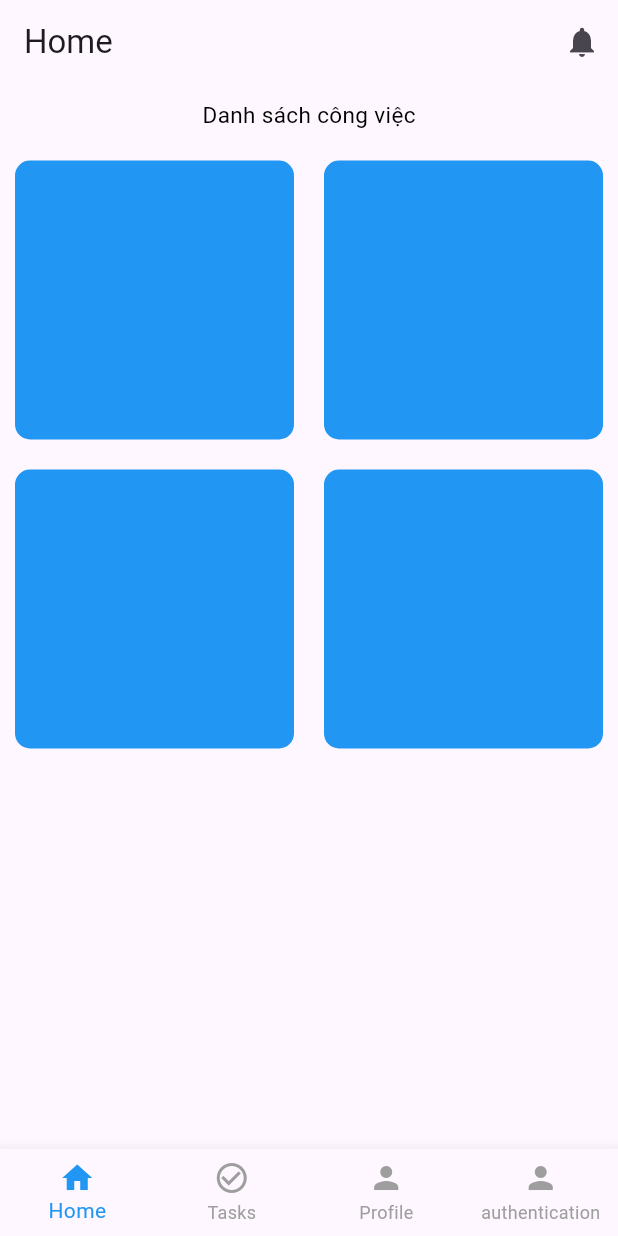
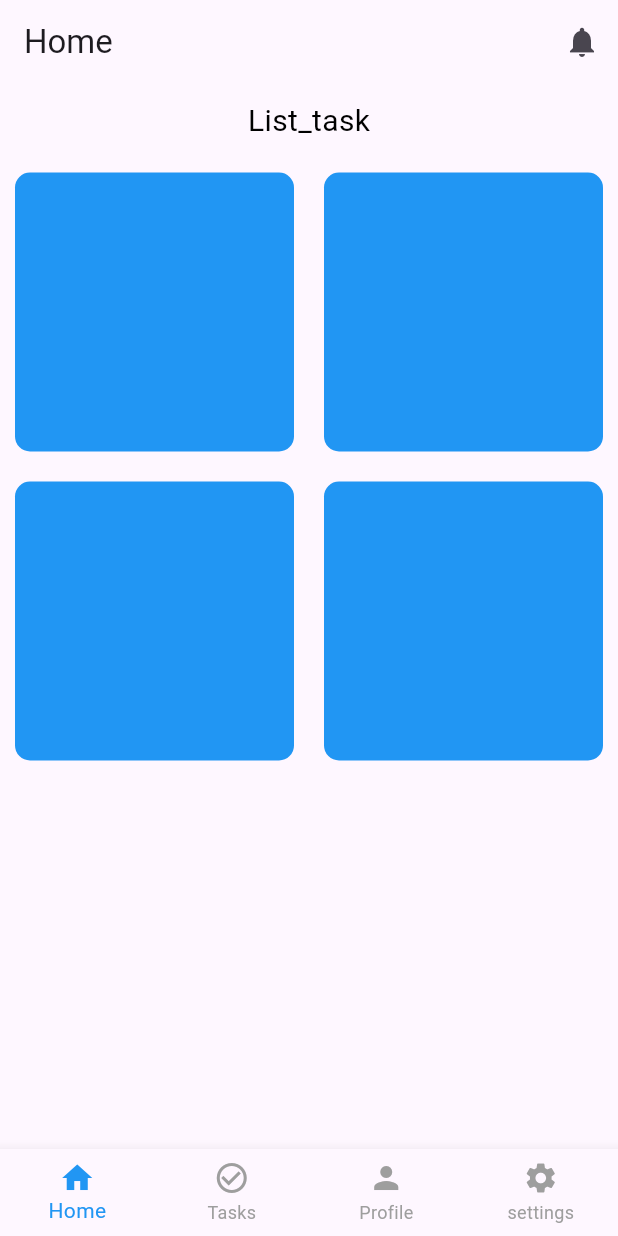
Before and after one commit to PhatHuuPham/task_manager, a Flutter app: the screen it shows after launch, on a phone screen of 412 x 824 dp. Run offline on Flutter 3.47's test engine with Material 3 defaults, Android fonts, the phone set to English and light mode, and no system bars; our stand-ins replace cloud_firestore, firebase_auth, firebase_core; accounts and stored records are empty; generated files the repository leaves out were written again.

Commit message:
thêm chức năng đa ngôn ngữ với hỗ trợ tiếng Anh và tiếng Việt, cập nhật giao diện và cấu hình localization

```diff
--- /dev/null
+++ b/l10n.yaml
@@ -0,0 +1,3 @@
+arb-dir: lib/l10n
+template-arb-file: app_en.arb
+output-localization-file: app_localizations.dart
--- a/lib/features/task_manager/presentation/srceen/home.dart
+++ b/lib/features/task_manager/presentation/srceen/home.dart
@@ -1,4 +1,6 @@
 import 'package:flutter/material.dart';
+import 'package:flutter_gen/gen_l10n/app_localizations.dart';
+// import 'package:flutter_localizations/flutter_localizations.dart';
 
 class HomePage extends StatelessWidget {
   const HomePage({super.key});
@@ -21,10 +23,10 @@ class HomePage extends StatelessWidget {
         children: [
           Container(
             padding: const EdgeInsets.all(10),
-            child: const Text(
-              "Danh sách công việc",
-              style: TextStyle(
-                  fontSize: 15,
+            child: Text(
+              AppLocalizations.of(context)!.list_task,
+              style: const TextStyle(
+                  fontSize: 20,
                   // fontWeight: FontWeight.bold,
                   color: Colors.black),
             ),
--- a/lib/features/task_manager/presentation/srceen/main_screen.dart
+++ b/lib/features/task_manager/presentation/srceen/main_screen.dart
@@ -40,8 +40,8 @@ class _MainScreenState extends State<MainScreen> {
         children: const [
           HomePage(),
           TaskPage(),
+          AuthenticationPage(),
           SettingPage(),
-          AuthenticationPage(),
         ],
       ),
       bottomNavigationBar: BottomNavigationBar(
@@ -71,8 +71,8 @@ class _MainScreenState extends State<MainScreen> {
             label: 'Profile',
           ),
           BottomNavigationBarItem(
-            icon: Icon(Icons.person),
-            label: 'authentication',
+            icon: Icon(Icons.settings),
+            label: 'settings',
           ),
         ],
       ),
--- /dev/null
+++ b/lib/l10n/app_en.arb
@@ -0,0 +1,12 @@
+{
+  "@@locale": "en",
+  "settings_title": "Settings",
+  "language_title": "Language",
+  "notification_title": "Notifications",
+  "logout_title": "Logout",
+  "home": "Home",
+  "list_task": "List_task",
+  "@list_task": {
+        "description": "Title for the task list section"
+    }
+}
--- /dev/null
+++ b/lib/l10n/app_vi.arb
@@ -0,0 +1,9 @@
+{
+  "@@locale": "vi",
+  "settings_title": "Cài đặt",
+  "language_title": "Ngôn ngữ",
+  "notification_title": "Thông báo",
+  "logout_title": "Đăng xuất",
+  "home": "Trang chính",
+  "list_task": "Danh sách công việc"
+}
--- a/lib/main.dart
+++ b/lib/main.dart
@@ -2,6 +2,8 @@ import 'package:flutter/material.dart';
 import 'package:task_manager/features/task_manager/presentation/srceen/main_screen.dart';
 import 'package:firebase_core/firebase_core.dart';
 import 'firebase_options.dart'; // Import the Firebase options
+import 'package:flutter_gen/gen_l10n/app_localizations.dart';
+import 'package:flutter_localizations/flutter_localizations.dart';
 
 void main() async {
   WidgetsFlutterBinding.ensureInitialized();
@@ -19,6 +21,16 @@ class MyApp extends StatelessWidget {
   @override
   Widget build(BuildContext context) {
     return const MaterialApp(
+      localizationsDelegates: const [
+        AppLocalizations.delegate,
+        GlobalMaterialLocalizations.delegate,
+        GlobalWidgetsLocalizations.delegate,
+        GlobalCupertinoLocalizations.delegate,
+      ],
+      supportedLocales: [
+        Locale('en'), // English
+        // Add other locales you want to support
+      ],
       debugShowCheckedModeBanner: false,
       home: MainScreen(),
     );
--- a/pubspec.yaml
+++ b/pubspec.yaml
@@ -39,9 +39,11 @@ dependencies:
   path: ^1.9.0
   firebase_core: ^3.8.1
   provider: ^6.1.2
-  intl: ^0.20.1
+  intl: any
   cloud_firestore: ^5.6.0
   firebase_auth: ^5.4.1
+  flutter_localizations:
+    sdk: flutter
 
 dev_dependencies:
   flutter_test:
@@ -58,7 +60,7 @@ dev_dependencies:
 
 # The following section is specific to Flutter packages.
 flutter:
-
+  generate: true
   # The following line ensures that the Material Icons font is
   # included with your application, so that you can use the icons in
   # the material Icons class.
```
Also changed, not shown: lib/features/task_manager/presentation/srceen/setting.dart (+30 -3 lines), lib/l10n/l10n.dart (added, +8 -0 lines), pubspec.lock.
